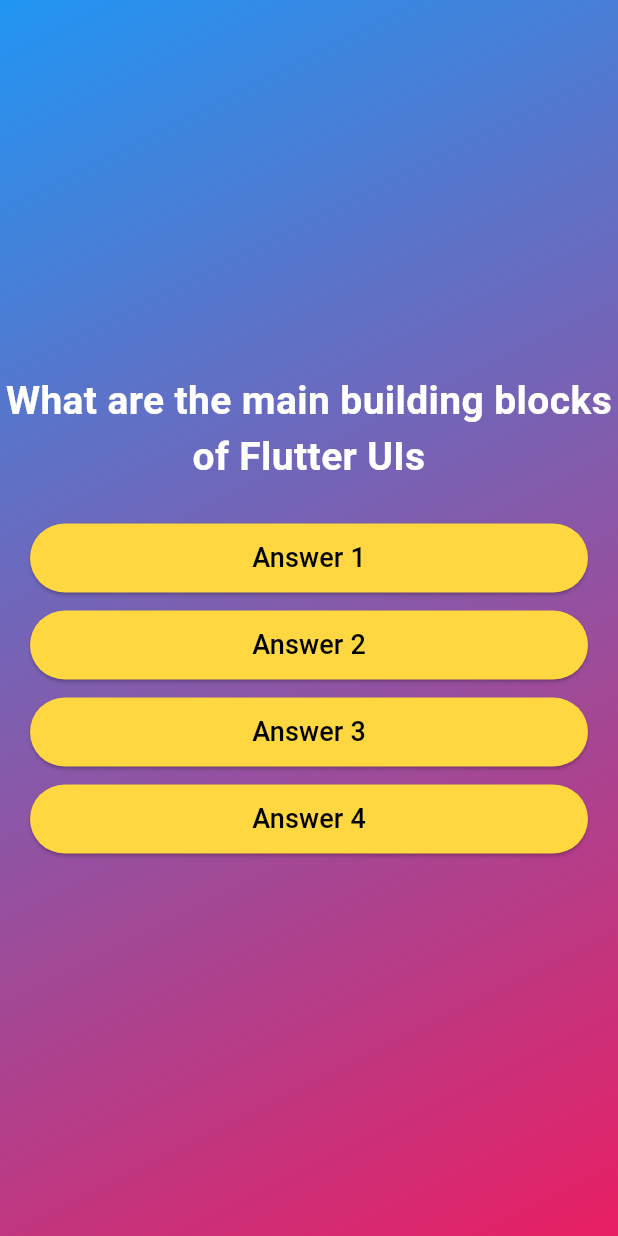
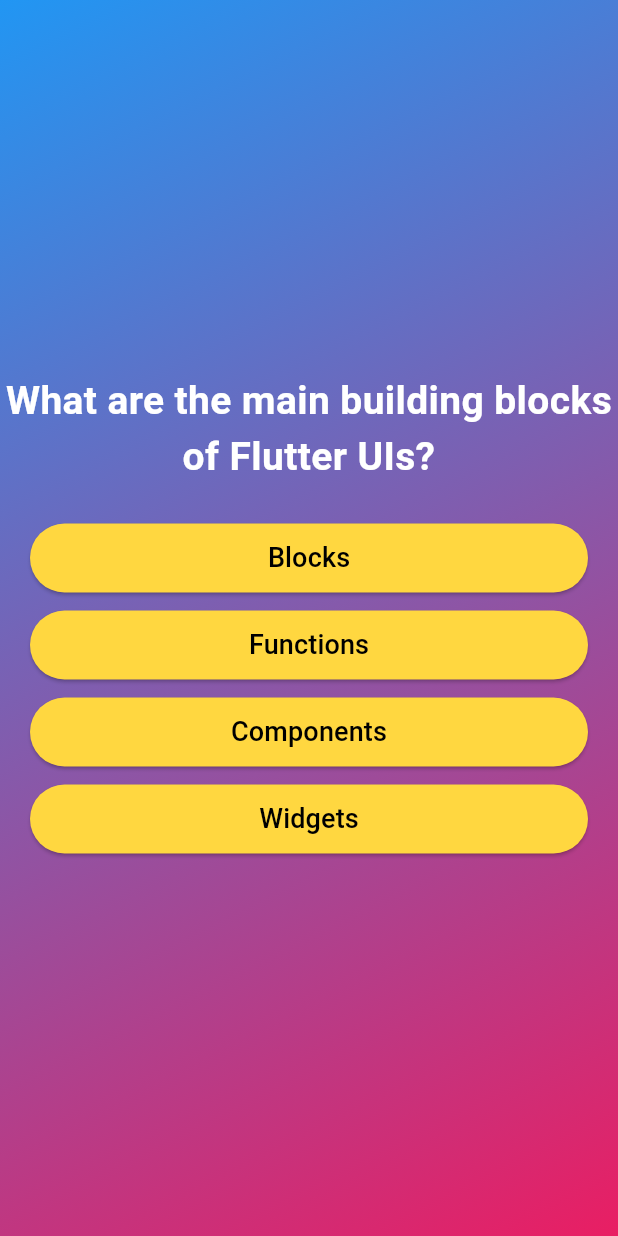
Before and after one commit to omick16/quiz-app, a Flutter app: the screen it shows after launch, after a tap on "Start Quiz", on a phone screen of 412 x 824 dp. Run offline on Flutter 3.47's test engine with Material 3 defaults, Android fonts, the phone set to English and light mode, and no system bars.

Commit message:
Modified the question screens to integrate data

```diff
--- a/lib/models/quiz_question.dart
+++ b/lib/models/quiz_question.dart
@@ -4,4 +4,10 @@ class QuizQuestion {
   final List<String> answers;
 
   const QuizQuestion(this.question, this.answers);
+
+  List<String> getShuffledAnswers() {
+    final shuffledList = List.of(answers);
+    shuffledList.shuffle();
+    return shuffledList;
+  }
 }
--- a/lib/screens/question_screen.dart
+++ b/lib/screens/question_screen.dart
@@ -1,28 +1,45 @@
 import 'package:flutter/material.dart';
 import 'package:quiz_app/widgets/answer_button.dart';
+import 'package:quiz_app/data/questions.dart';
 
-class QuestionScreen extends StatelessWidget {
+class QuestionScreen extends StatefulWidget {
+  const QuestionScreen({super.key});
+
+  @override
+  State<QuestionScreen> createState() => _QuestionScreenState();
+}
+
+class _QuestionScreenState extends State<QuestionScreen> {
+  var currentQuestionIndex = 0;
+  void answerQuestion() {
+    setState(() {
+      currentQuestionIndex++;
+    });
+  }
+
   @override
   Widget build(Object context) {
-    return const Center(
+    final currentQuestion = questions[currentQuestionIndex];
+
+    return Center(
       child: Column(
         mainAxisSize: MainAxisSize.min,
         crossAxisAlignment: CrossAxisAlignment.stretch,
         children: [
           Text(
-            'What are the main building blocks of Flutter UIs',
-            style: TextStyle(
+            currentQuestion.question,
+            style: const TextStyle(
               color: Colors.white,
               fontSize: 26,
               fontWeight: FontWeight.w600,
             ),
             textAlign: TextAlign.center,
           ),
-          SizedBox(height: 20),
-          AnswerButton('Answer 1'),
-          AnswerButton('Answer 2'),
-          AnswerButton('Answer 3'),
-          AnswerButton('Answer 4'),
+          const SizedBox(height: 20),
+          //spread operator
+          ...currentQuestion.getShuffledAnswers().map((answer) {
+            return AnswerButton(answer, answerQuestion);
+          }),
         ],
       ),
     );
--- a/lib/widgets/answer_button.dart
+++ b/lib/widgets/answer_button.dart
@@ -1,16 +1,17 @@
 import 'package:flutter/material.dart';
 
 class AnswerButton extends StatelessWidget {
-  const AnswerButton(this.answer, {super.key});
+  const AnswerButton(this.answer, this.onTap, {super.key});
 
   final String answer;
+  final void Function() onTap;
 
   @override
   Widget build(BuildContext context) {
     return Padding(
       padding: const EdgeInsets.symmetric(horizontal: 20.0, vertical: 5.0),
       child: ElevatedButton(
-        onPressed: () {},
+        onPressed: onTap,
         style: ElevatedButton.styleFrom(
           backgroundColor: Colors.amberAccent,
           foregroundColor: Colors.black,
```
